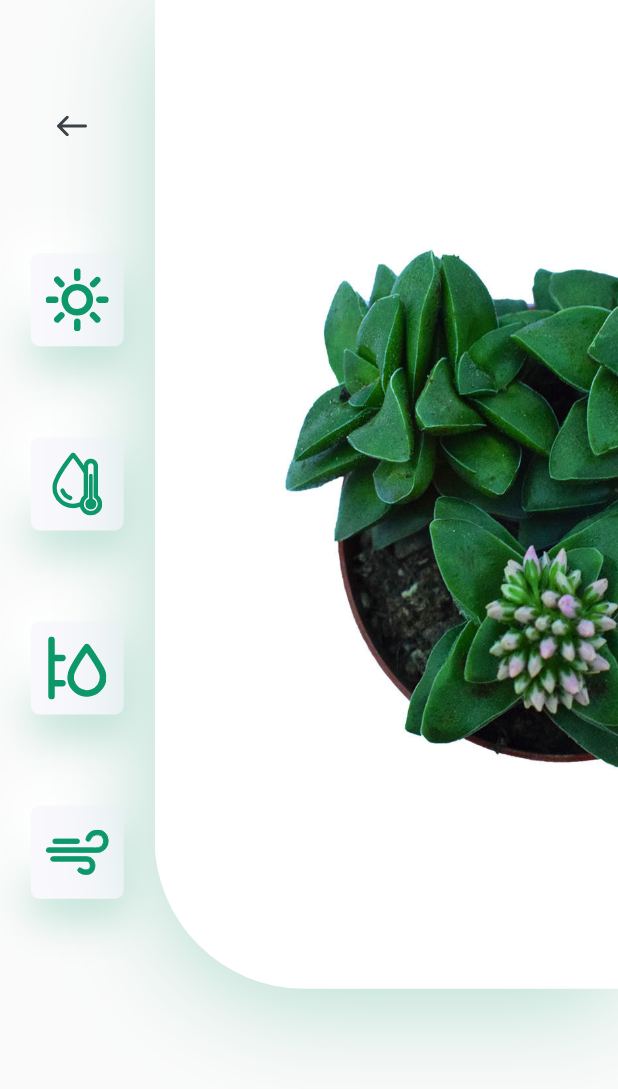
After one commit to Saajonsayrest/Plant_Shop, a Flutter app: the DetailsScreen screen opened directly, on a phone screen of 412 x 824 dp. The commit adds this screen. Shown: the top 1089 px of the screen. Run offline on Flutter 3.47's test engine with Material 2 defaults, Android fonts, the phone set to English and light mode, and no system bars; our stand-ins replace flutter_svg.

Commit message:
initial commit

```diff
--- /dev/null
+++ b/lib/screens/details/components/icon_cards.dart
@@ -0,0 +1,40 @@
+import 'package:flutter/material.dart';
+import 'package:flutter_svg/svg.dart';
+
+import '../../../constants.dart';
+
+class IconCard extends StatelessWidget {
+  const IconCard({
+    Key? key,
+    required this.icon,
+  }) : super(key: key);
+
+  final String icon;
+
+  @override
+  Widget build(BuildContext context) {
+    Size size = MediaQuery.of(context).size;
+    return Container(
+      margin: EdgeInsets.symmetric(horizontal: kDefaultPadding),
+      padding: EdgeInsets.all(kDefaultPadding / 2),
+      height: 62,
+      width: 62,
+      decoration: BoxDecoration(
+          color: kBackgroundColor,
+          borderRadius: BorderRadius.circular(6),
+          boxShadow: [
+            BoxShadow(
+              offset: Offset(0, 15),
+              blurRadius: 22,
+              color: kPrimaryColor.withOpacity(0.22),
+            ),
+            BoxShadow(
+              offset: Offset(-15, -15),
+              blurRadius: 20,
+              color: Colors.white,
+            )
+          ]),
+      child: SvgPicture.asset(icon),
+    );
+  }
+}
--- /dev/null
+++ b/lib/screens/details/components/images_and_icons.dart
@@ -0,0 +1,77 @@
+import 'package:flutter/material.dart';
+import 'package:flutter_svg/svg.dart';
+
+import '../../../constants.dart';
+import 'icon_cards.dart';
+
+class ImageAndIcons extends StatelessWidget {
+  const ImageAndIcons({
+    Key? key,
+    required this.size,
+  }) : super(key: key);
+
+  final Size size;
+
+  @override
+  Widget build(BuildContext context) {
+    return Padding(
+      padding: const EdgeInsets.only(bottom: kDefaultPadding * 3),
+      child: SizedBox(
+        height: size.height * 0.8,
+        child: Row(
+          children: [
+            Expanded(
+              child: Padding(
+                padding:
+                    const EdgeInsets.symmetric(vertical: kDefaultPadding * 3),
+                child: Column(
+                  children: [
+                    Align(
+                      alignment: Alignment.topLeft,
+                      child: IconButton(
+                          padding: EdgeInsets.symmetric(
+                              horizontal: kDefaultPadding * 1.8),
+                          onPressed: () {
+                            Navigator.pop(context);
+                          },
+                          icon:
+                              SvgPicture.asset("assets/icons/back_arrow.svg")),
+                    ),
+                    Spacer(),
+                    IconCard(icon: "assets/icons/sun.svg"),
+                    Spacer(),
+                    IconCard(icon: "assets/icons/icon_2.svg"),
+                    Spacer(),
+                    IconCard(icon: "assets/icons/icon_3.svg"),
+                    Spacer(),
+                    IconCard(icon: "assets/icons/icon_4.svg"),
+                  ],
+                ),
+              ),
+            ),
+            Container(
+              height: size.height * 0.8,
+              width: size.width * 0.75,
+              decoration: BoxDecoration(
+                  borderRadius: BorderRadius.only(
+                    //topLeft: Radius.circular(100),
+                    bottomLeft: Radius.circular(100),
+                  ),
+                  boxShadow: [
+                    BoxShadow(
+                        offset: Offset(0, 10),
+                        blurRadius: 60,
+                        color: kPrimaryColor.withOpacity(0.29))
+                  ],
+                  image: DecorationImage(
+                    alignment: Alignment.centerLeft,
+                    fit: BoxFit.cover,
+                    image: AssetImage("assets/images/image1.jpg"),
+                  )),
+            )
+          ],
+        ),
+      ),
+    );
+  }
+}
```
Also changed, not shown: lib/screens/details/components/body.dart (+9 -95 lines).
